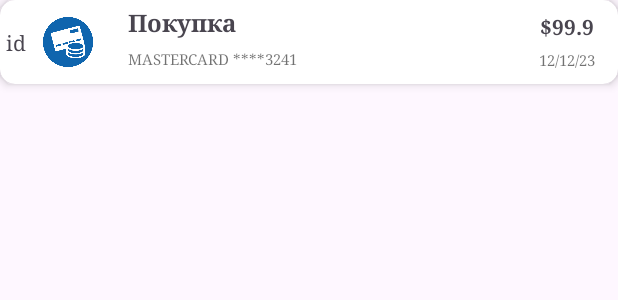
After one commit to SergeiBaz/Test_Task_AuthAndShowList, an Android app: the layout item_payment.xml on its own in the app's theme, with its tools: preview values and no code run, on a phone screen of 412 x 824 dp. The commit adds this screen. Shown: the top 300 px of the screen. Run offline under Robolectric (Android 15) with nearby library versions, the phone set to English and light mode, and no system bars.

Commit message:
Created a layout app

```diff
--- /dev/null
+++ b/app/src/main/res/layout/item_payment.xml
@@ -0,0 +1,87 @@
+<?xml version="1.0" encoding="utf-8"?>
+<androidx.cardview.widget.CardView xmlns:android="http://schemas.android.com/apk/res/android"
+    xmlns:app="http://schemas.android.com/apk/res-auto"
+    xmlns:tools="http://schemas.android.com/tools"
+    android:layout_width="match_parent"
+    android:layout_height="wrap_content"
+    app:cardCornerRadius="10dp"
+    app:cardElevation="4dp">
+
+    <androidx.constraintlayout.widget.ConstraintLayout
+        android:layout_width="match_parent"
+        android:layout_height="match_parent">
+
+        <ImageView
+            android:id="@+id/pay_image"
+            android:layout_width="48dp"
+            android:layout_height="48dp"
+            android:layout_marginStart="4dp"
+            android:layout_marginTop="4dp"
+            android:layout_marginBottom="4dp"
+            app:layout_constraintBottom_toBottomOf="parent"
+            app:layout_constraintStart_toEndOf="@+id/id_text"
+            app:layout_constraintTop_toTopOf="parent"
+            app:srcCompat="@drawable/icon_pay" />
+
+        <TextView
+            android:id="@+id/payment_text"
+            android:layout_width="wrap_content"
+            android:layout_height="wrap_content"
+            android:layout_marginStart="16dp"
+            android:fontFamily="serif"
+            android:text="@string/payment"
+            android:textSize="16sp"
+            android:textStyle="bold"
+            app:layout_constraintStart_toEndOf="@+id/pay_image"
+            app:layout_constraintTop_toTopOf="@+id/pay_image" />
+
+        <TextView
+            android:id="@+id/card_text"
+            android:layout_width="wrap_content"
+            android:layout_height="wrap_content"
+            android:fontFamily="serif"
+            android:text="@string/card"
+            android:textColor="#8F030303"
+            android:textSize="10sp"
+            app:layout_constraintBottom_toBottomOf="@+id/pay_image"
+            app:layout_constraintStart_toStartOf="@+id/payment_text"
+            app:layout_constraintTop_toBottomOf="@+id/payment_text" />
+
+        <TextView
+            android:id="@+id/amout_text"
+            android:layout_width="wrap_content"
+            android:layout_height="wrap_content"
+            android:layout_marginTop="8dp"
+            android:layout_marginEnd="16dp"
+            android:fontFamily="serif"
+            android:text="@string/amout"
+            android:textSize="14sp"
+            android:textStyle="bold"
+            app:layout_constraintEnd_toEndOf="parent"
+            app:layout_constraintTop_toTopOf="parent" />
+
+        <TextView
+            android:id="@+id/data_text"
+            android:layout_width="wrap_content"
+            android:layout_height="wrap_content"
+            android:fontFamily="serif"
+            android:text="@string/data"
+            android:textColor="#8F030303"
+            android:textSize="10sp"
+            app:layout_constraintBottom_toBottomOf="@+id/pay_image"
+            app:layout_constraintEnd_toEndOf="@+id/amout_text"
+            app:layout_constraintStart_toStartOf="@+id/amout_text"
+            app:layout_constraintTop_toBottomOf="@+id/amout_text" />
+
+        <TextView
+            android:id="@+id/id_text"
+            android:layout_width="wrap_content"
+            android:layout_height="wrap_content"
+            android:layout_marginStart="4dp"
+            android:fontFamily="serif"
+            android:text="@string/id"
+            app:layout_constraintBottom_toBottomOf="parent"
+            app:layout_constraintStart_toStartOf="parent"
+            app:layout_constraintTop_toTopOf="parent" />
+    </androidx.constraintlayout.widget.ConstraintLayout>
+</androidx.cardview.widget.CardView>
--- a/app/src/main/res/values/colors.xml
+++ b/app/src/main/res/values/colors.xml
@@ -2,4 +2,6 @@
 <resources>
     <color name="black">#FF000000</color>
     <color name="white">#FFFFFFFF</color>
+    <color name="color_1">#972A2AEF</color>
+
 </resources>
--- a/app/src/main/res/values/strings.xml
+++ b/app/src/main/res/values/strings.xml
@@ -1,3 +1,15 @@
 <resources>
     <string name="app_name">Test Task 1</string>
+    <!-- TODO: Remove or change this placeholder text -->
+    <string name="hello_blank_fragment">Hello blank fragment</string>
+    <string name="sing_in">Войти</string>
+    <string name="password">Пароль</string>
+    <string name="login">Логин</string>
+    <string name="authorization">Авторизация</string>
+    <string name="list_payments">Список платежей</string>
+    <string name="payment">Покупка</string>
+    <string name="card">MASTERCARD ****3241</string>
+    <string name="amout">$99.9</string>
+    <string name="data">12/12/23</string>
+    <string name="id">id</string>
 </resources>
```
Also changed, not shown: app/src/main/java/com/example/testtask1/view/ListPaymentsFragment.kt (added, +60 -0 lines), app/src/main/java/com/example/testtask1/view/LogInFragment.kt (added, +60 -0 lines), app/src/main/res/layout/fragment_list_payments.xml (added, +58 -0 lines), app/src/main/res/layout/fragment_log_in.xml (added, +102 -0 lines), app/src/main/res/drawable/icon_pay.jpg (added), app/src/main/res/drawable/logIn_screen.png (added).
